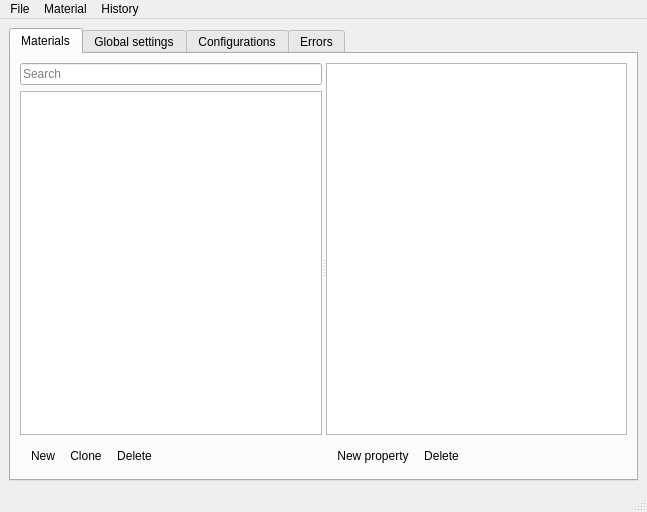
The window that source/shiny/Editor/mainwindow.ui (stuntrally/stuntrally) describes before a commit, drawn with Qt 5.
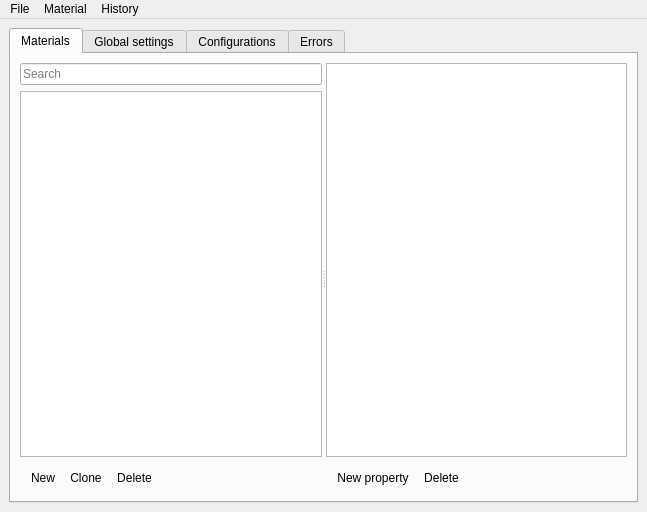
The same window after the commit. Icons and pictures are not drawn. Custom widgets are drawn as their Qt base class.

What changed in the file:
```diff
--- a/source/shiny/Editor/mainwindow.ui
+++ b/source/shiny/Editor/mainwindow.ui
@@ -46,10 +46,23 @@
              </widget>
             </item>
             <item>
-             <widget class="QListView" name="materialList"/>
+             <widget class="QListView" name="materialList">
+              <property name="sizePolicy">
+               <sizepolicy hsizetype="Preferred" vsizetype="Expanding">
+                <horstretch>0</horstretch>
+                <verstretch>0</verstretch>
+               </sizepolicy>
+              </property>
+             </widget>
             </item>
             <item>
              <widget class="QToolBar" name="toolBar1">
+              <property name="sizePolicy">
+               <sizepolicy hsizetype="Preferred" vsizetype="Fixed">
+                <horstretch>0</horstretch>
+                <verstretch>0</verstretch>
+               </sizepolicy>
+              </property>
               <property name="iconSize">
                <size>
                 <width>16</width>
@@ -66,10 +79,23 @@
           <widget class="QWidget" name="verticalLayoutWidget2">
            <layout class="QVBoxLayout" name="verticalLayout_6">
             <item>
-             <widget class="QTreeView" name="materialView"/>
+             <widget class="QTreeView" name="materialView">
+              <property name="sizePolicy">
+               <sizepolicy hsizetype="Expanding" vsizetype="Expanding">
+                <horstretch>1</horstretch>
+                <verstretch>0</verstretch>
+               </sizepolicy>
+              </property>
+             </widget>
             </item>
             <item>
              <widget class="QToolBar" name="toolBar4">
+              <property name="sizePolicy">
+               <sizepolicy hsizetype="Expanding" vsizetype="Fixed">
+                <horstretch>1</horstretch>
+                <verstretch>0</verstretch>
+               </sizepolicy>
+              </property>
               <property name="iconSize">
                <size>
                 <width>16</width>
@@ -228,7 +254,6 @@
    <addaction name="menuMaterial"/>
    <addaction name="menuHistory"/>
   </widget>
-  <widget class="QStatusBar" name="statusbar"/>
   <action name="actionQuit">
    <property name="icon">
     <iconset theme="application-exit">
```
